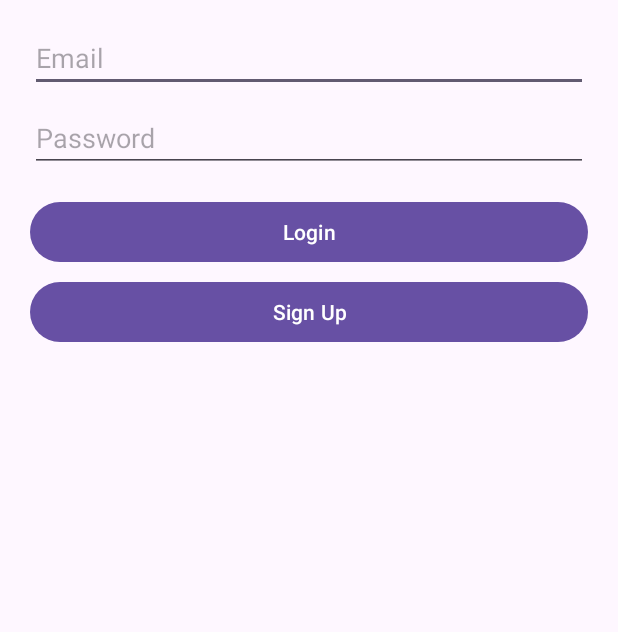
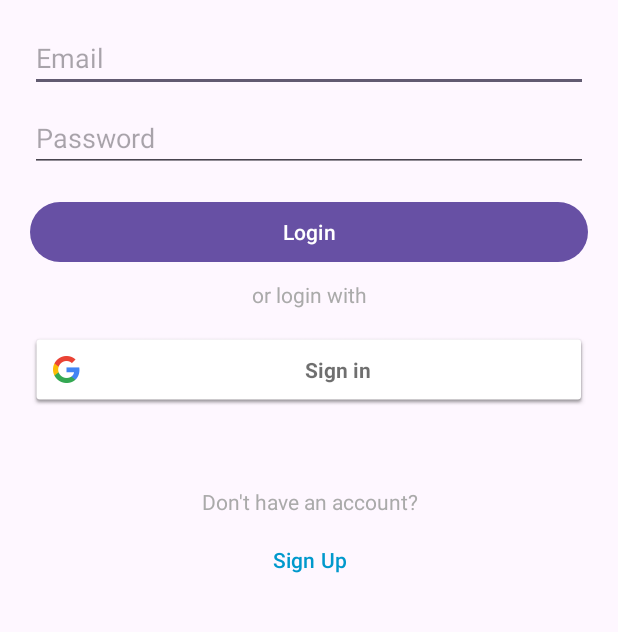
Before and after one commit to Villy15/PlayBach, an Android app: the layout login.xml on its own in the app's theme, with its tools: preview values and no code run, on a phone screen of 412 x 824 dp, the part 406-1038 px from its top. Run offline under Robolectric (Android 15) with nearby library versions, the phone set to English and light mode, and no system bars.

Commit message:
Add google login

```diff
--- a/app/build.gradle.kts
+++ b/app/build.gradle.kts
@@ -39,6 +39,9 @@ dependencies {
     implementation("androidx.constraintlayout:constraintlayout:2.1.4")
     implementation("com.pierfrancescosoffritti.androidyoutubeplayer:core:12.1.0")
     implementation("com.google.firebase:firebase-firestore:24.9.1")
+    implementation(platform("com.google.firebase:firebase-bom:32.6.0"))
+    implementation("com.google.firebase:firebase-auth")
+    implementation("com.google.android.gms:play-services-auth:20.7.0")
     implementation("com.github.bumptech.glide:glide:5.0.0-rc01")
     implementation("com.google.firebase:firebase-auth:22.3.0")
     testImplementation("junit:junit:4.13.2")
--- a/app/src/main/java/com/example/s15/campanilla/villanueva/playbach/RegisterActivity.java
+++ b/app/src/main/java/com/example/s15/campanilla/villanueva/playbach/RegisterActivity.java
@@ -71,7 +71,7 @@ public class RegisterActivity extends AppCompatActivity {
                                             "Playbach",
                                             "User",
                                             email,
-                                            password
+                                            "Playbach User"
                                     );
 
                                     dbManager.addUser(newUser);
--- a/app/src/main/res/layout/login.xml
+++ b/app/src/main/res/layout/login.xml
@@ -57,11 +57,44 @@
             android:layout_marginTop="16dp"
             android:text="Login" />
 
+<!--        or login with-->
+        <TextView
+            android:id="@+id/textView3"
+            android:layout_width="match_parent"
+            android:layout_height="wrap_content"
+            android:layout_marginTop="8dp"
+            android:text="or login with"
+            android:textAlignment="center"
+            android:textColor="@android:color/darker_gray" />
+
+<!--        Login with google-->
+        <com.google.android.gms.common.SignInButton
+            android:id="@+id/sign_in_button"
+            android:layout_width="match_parent"
+            android:layout_height="wrap_content"
+            android:layout_marginTop="16dp"
+            android:layout_marginBottom="16dp"
+            android:layout_gravity="center_horizontal"
+            android:visibility="visible" />
+
+<!--        dont have an account-->
+        <TextView
+            android:id="@+id/textView4"
+            android:layout_width="match_parent"
+            android:layout_height="wrap_content"
+            android:layout_marginTop="8dp"
+            android:paddingTop="30dp"
+            android:text="Don't have an account?"
+            android:textAlignment="center"
+            android:textColor="@android:color/darker_gray" />
+
         <Button
             android:id="@+id/buttonSignUp"
             android:layout_width="match_parent"
             android:layout_height="wrap_content"
             android:layout_marginTop="5dp"
+            android:background="@android:color/transparent"
+            android:textColor="@android:color/holo_blue_dark"
             android:text="Sign Up" />
 
 
--- a/build.gradle.kts
+++ b/build.gradle.kts
@@ -1,6 +1,6 @@
 buildscript {
     dependencies {
-        classpath("com.google.gms:google-services:4.4.0")
+        classpath("com.google.gms:google-services:4.3.8")
     }
 }
 // Top-level build file where you can add configuration options common to all sub-projects/modules.
```
Also changed, not shown: app/src/main/java/com/example/s15/campanilla/villanueva/playbach/Classes/Users.java (+17 -11 lines), app/src/main/java/com/example/s15/campanilla/villanueva/playbach/LoginActivity.java (+100 -4 lines), 1 other file.
